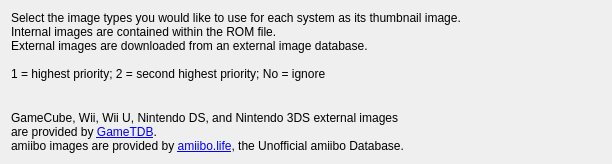
Before: the Qt Designer form src/kde/config/ImageTypesTab.ui in GerbilSoft/rom-properties, drawn with Qt 5.
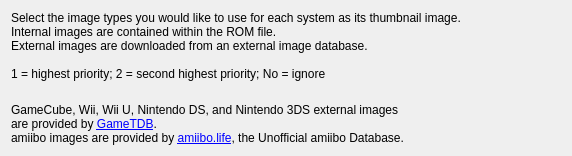
After: the same form once the commit is applied.

Commit message:
[kde] ImageTypesTab: Split the headers and combo boxes into separate grids.
This will make it easier to add a scroll bar that only scrolls the image
types and not the headers.

ColumnResizer: Column synchronization for Qt. License: BSD 3-clause
References:
- http://agateau.com/2011/clean-up-your-layouts-with-columnresizer/
- https://github.com/agateau/columnresizer

Some modifications were necessary to get it to compile with Qt5.

NOTE: The combo boxes are slightly wider now for some reason.
Not sure if I can easily shrink them.

The edit to the form file:
```diff
--- a/src/kde/config/ImageTypesTab.ui
+++ b/src/kde/config/ImageTypesTab.ui
@@ -6,8 +6,8 @@
    <rect>
     <x>0</x>
     <y>0</y>
-    <width>612</width>
-    <height>164</height>
+    <width>572</width>
+    <height>156</height>
    </rect>
   </property>
   <layout class="QVBoxLayout" name="vboxMain">
@@ -48,8 +48,8 @@
      </property>
      <property name="sizeHint" stdset="0">
       <size>
-       <width>0</width>
-       <height>0</height>
+       <width>20</width>
+       <height>40</height>
       </size>
      </property>
     </spacer>
```
Left out of the diff: 17 changed lines with no effect on the pictures. Lines whose indentation alone changed are shown as unchanged. The commit also changes 5 other files.
